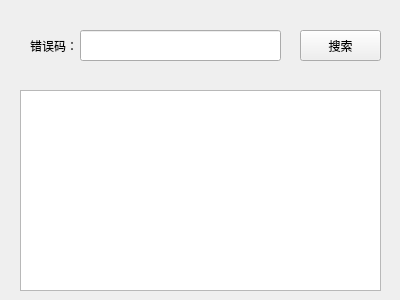
Above: GUI/errcode/untitled.ui from naidu-kjml/python-2 before the change. Below: the same form after it.
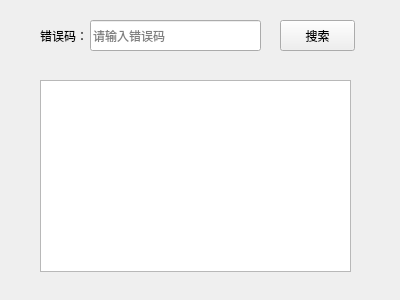
That is the form after the change.

The edit to the form file:
```diff
--- a/GUI/errcode/untitled.ui
+++ b/GUI/errcode/untitled.ui
@@ -13,12 +13,28 @@
   <property name="windowTitle">
    <string>Form</string>
   </property>
+  <widget class="QLineEdit" name="lineEdit">
+   <property name="geometry">
+    <rect>
+     <x>90</x>
+     <y>20</y>
+     <width>171</width>
+     <height>31</height>
+    </rect>
+   </property>
+   <property name="text">
+    <string/>
+   </property>
+   <property name="placeholderText">
+    <string>请输入错误码</string>
+   </property>
+  </widget>
   <widget class="QPushButton" name="pushButton">
    <property name="geometry">
     <rect>
-     <x>300</x>
-     <y>30</y>
-     <width>81</width>
+     <x>280</x>
+     <y>20</y>
+     <width>75</width>
      <height>31</height>
     </rect>
    </property>
@@ -29,33 +45,26 @@
   <widget class="QLabel" name="label">
    <property name="geometry">
     <rect>
-     <x>30</x>
-     <y>30</y>
-     <width>61</width>
+     <x>40</x>
+     <y>20</y>
+     <width>91</width>
      <height>31</height>
     </rect>
    </property>
    <property name="text">
     <string>错误码：</string>
    </property>
+   <property name="textFormat">
+    <enum>Qt::AutoText</enum>
+   </property>
   </widget>
   <widget class="QTextBrowser" name="textBrowser">
    <property name="geometry">
     <rect>
-     <x>20</x>
-     <y>90</y>
-     <width>361</width>
-     <height>201</height>
-    </rect>
-   </property>
-  </widget>
-  <widget class="QLineEdit" name="lineEdit">
-   <property name="geometry">
-    <rect>
-     <x>80</x>
-     <y>30</y>
-     <width>201</width>
-     <height>31</height>
+     <x>40</x>
+     <y>80</y>
+     <width>311</width>
+     <height>192</height>
     </rect>
    </property>
   </widget>
```
Left out of the diff: 35 changed lines with no effect on the pictures.
